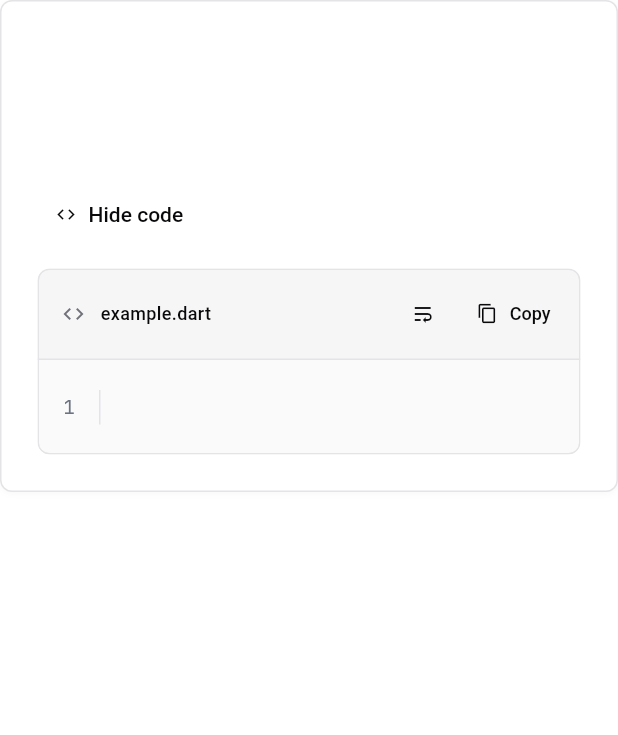
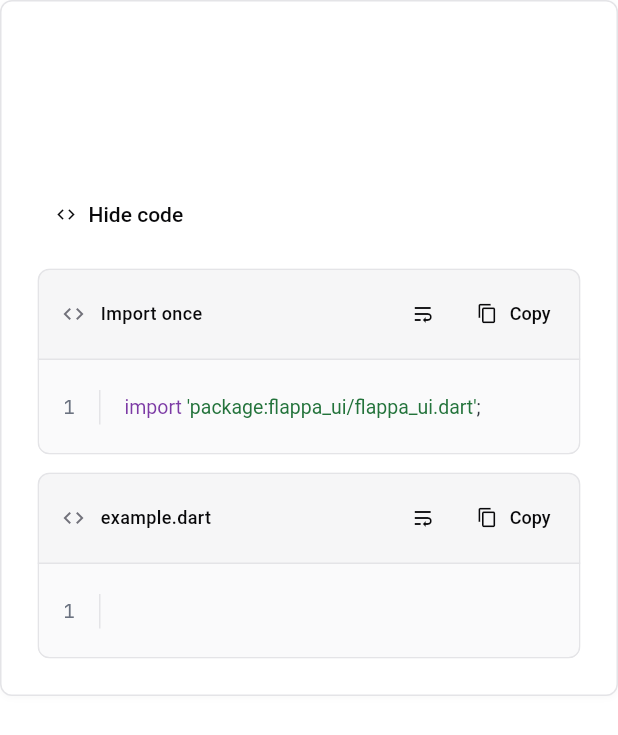
Before and after one commit to Jeccoman/flappa, a Flutter app: the DemoCard widget shown alone on an empty page, opened directly with empty values, after a tap on "Show code", on a phone screen of 412 x 824 dp. Shown: the top 735 px of the screen. Run offline on Flutter 3.47's test engine with Material 3 defaults, Android fonts, the phone set to English and light mode, and no system bars; missing offline and left inert: dart:js_interop.

Commit message:
Show the Flappa package import with component examples

```diff
--- a/example/lib/widgets/demo_card.dart
+++ b/example/lib/widgets/demo_card.dart
@@ -41,7 +41,15 @@ class _DemoCardState extends State<DemoCard> {
             ),
           ),
         ),
-        if (_code) ...[const SizedBox(height: 12), CodeBlock(widget.code)],
+        if (_code) ...[
+          const SizedBox(height: 12),
+          const CodeBlock(
+            "import 'package:flappa_ui/flappa_ui.dart';",
+            filename: 'Import once',
+          ),
+          const SizedBox(height: 12),
+          CodeBlock(widget.code),
+        ],
       ],
     ),
   );
```
